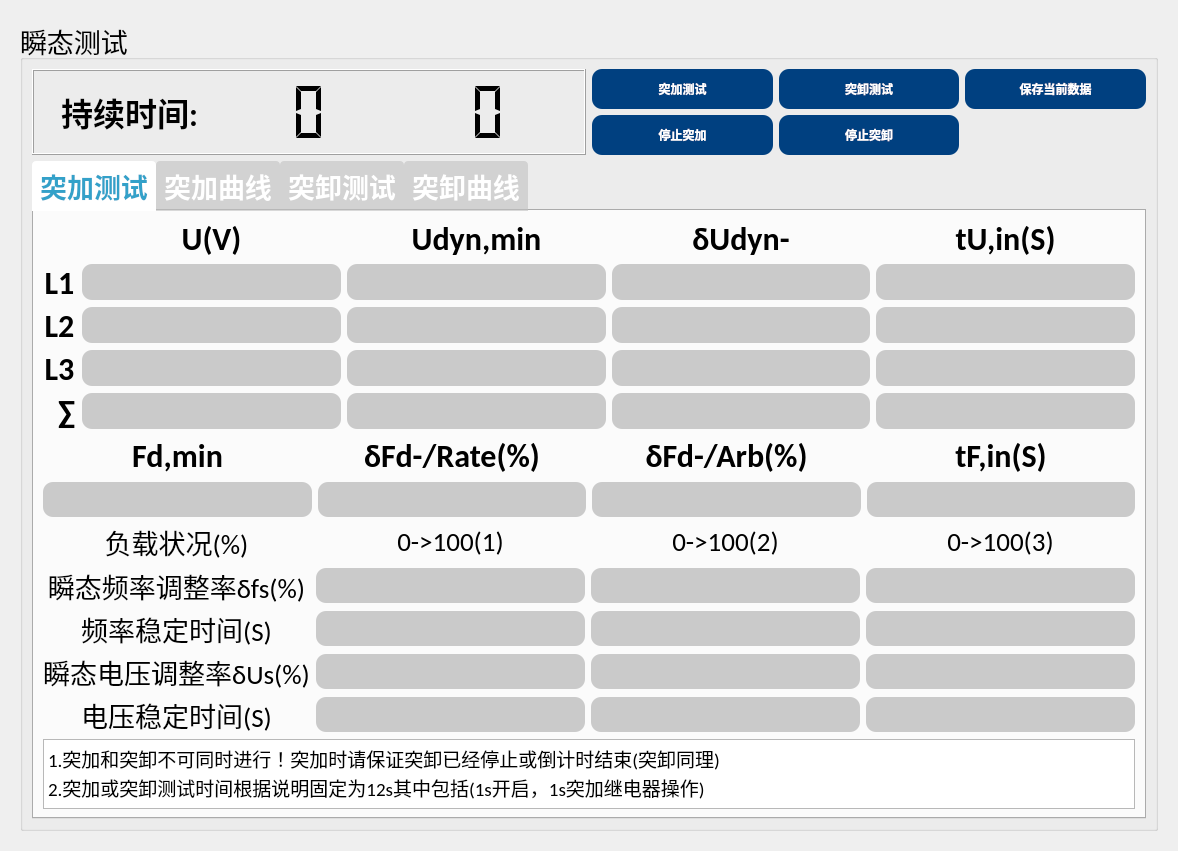
First picture: the form in App/Page/page4_stcs.ui, repository bjc123321/30KWZFDZZJCY, before the edit.
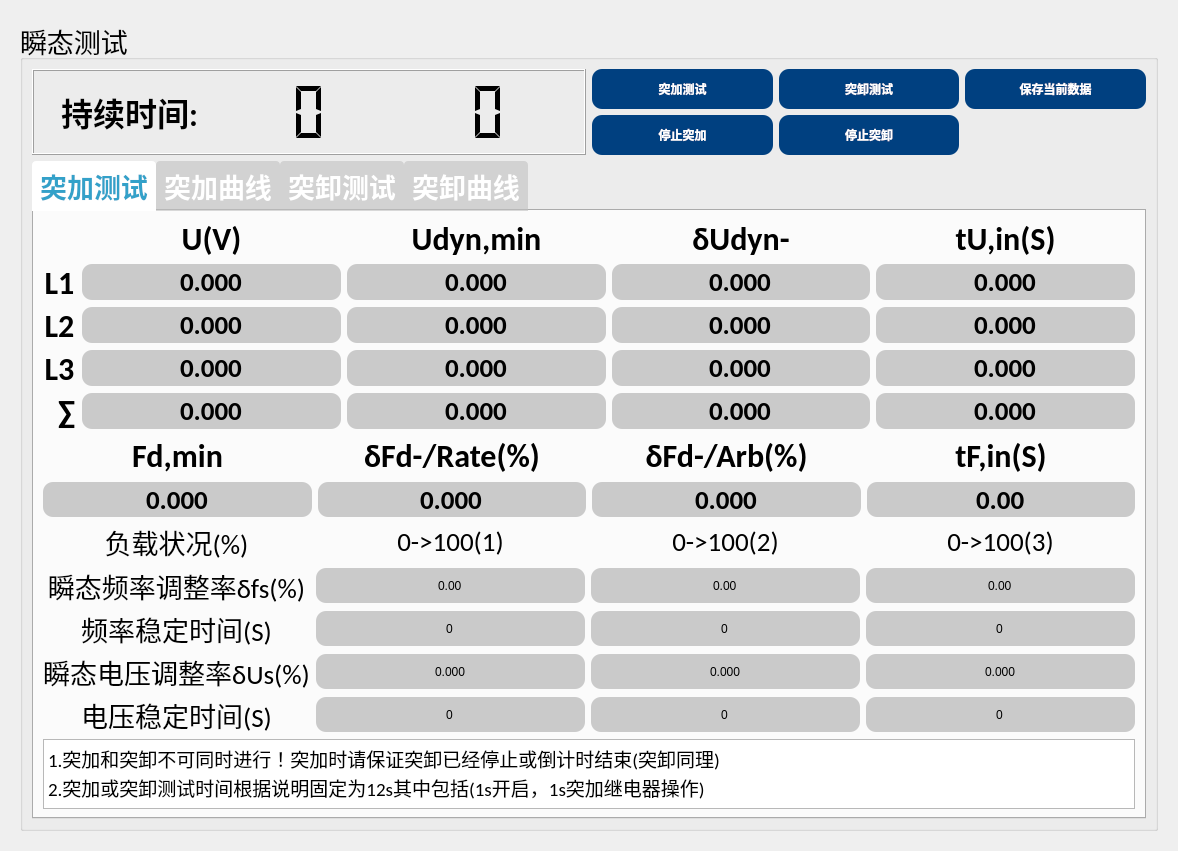
Second picture: the form after the edit. The open tabs and pages were chosen to show the change.

```diff
--- a/App/Page/page4_stcs.ui
+++ b/App/Page/page4_stcs.ui
@@ -356,6 +356,9 @@
                        <bold>true</bold>
                       </font>
                      </property>
+                     <property name="text">
+                      <string>0.000</string>
+                     </property>
                      <property name="alignment">
                       <set>Qt::AlignCenter</set>
                      </property>
@@ -377,6 +380,9 @@
                        <bold>true</bold>
                       </font>
                      </property>
+                     <property name="text">
+                      <string>0.000</string>
+                     </property>
                      <property name="alignment">
                       <set>Qt::AlignCenter</set>
                      </property>
@@ -398,6 +404,9 @@
                        <bold>true</bold>
                       </font>
                      </property>
+                     <property name="text">
+                      <string>0.000</string>
+                     </property>
                      <property name="alignment">
                       <set>Qt::AlignCenter</set>
                      </property>
@@ -419,6 +428,9 @@
                        <bold>true</bold>
                       </font>
                      </property>
+                     <property name="text">
+                      <string>0.000</string>
+                     </property>
                      <property name="alignment">
                       <set>Qt::AlignCenter</set>
                      </property>
@@ -440,6 +452,9 @@
                        <bold>true</bold>
                       </font>
                      </property>
+                     <property name="text">
+                      <string>0.000</string>
+                     </property>
                      <property name="alignment">
                       <set>Qt::AlignCenter</set>
                      </property>
@@ -461,6 +476,9 @@
                        <bold>true</bold>
                       </font>
                      </property>
+                     <property name="text">
+                      <string>0.000</string>
+                     </property>
                      <property name="alignment">
                       <set>Qt::AlignCenter</set>
                      </property>
@@ -482,6 +500,9 @@
                        <bold>true</bold>
                       </font>
                      </property>
+                     <property name="text">
+                      <string>0.000</string>
+                     </property>
                      <property name="alignment">
                       <set>Qt::AlignCenter</set>
                      </property>
@@ -521,6 +542,9 @@
                        <bold>true</bold>
                       </font>
                      </property>
+                     <property name="text">
+                      <string>0.000</string>
+                     </property>
                      <property name="alignment">
                       <set>Qt::AlignCenter</set>
                      </property>
@@ -542,6 +566,9 @@
                        <bold>true</bold>
                       </font>
                      </property>
+                     <property name="text">
+                      <string>0.000</string>
+                     </property>
                      <property name="alignment">
                       <set>Qt::AlignCenter</set>
                      </property>
@@ -563,6 +590,9 @@
                        <bold>true</bold>
                       </font>
                      </property>
+                     <property name="text">
+                      <string>0.000</string>
+                     </property>
                      <property name="alignment">
                       <set>Qt::AlignCenter</set>
                      </property>
@@ -638,6 +668,9 @@
                        <bold>true</bold>
                       </font>
                      </property>
+                     <property name="text">
+                      <string>0.000</string>
+                     </property>
                      <property name="alignment">
                       <set>Qt::AlignCenter</set>
                      </property>
@@ -659,6 +692,9 @@
                        <bold>true</bold>
                       </font>
                      </property>
+                     <property name="text">
+                      <string>0.000</string>
+                     </property>
                      <property name="alignment">
                       <set>Qt::AlignCenter</set>
                      </property>
@@ -680,6 +716,9 @@
                        <bold>true</bold>
                       </font>
                      </property>
+                     <property name="text">
+                      <string>0.000</string>
+                     </property>
                      <property name="alignment">
                       <set>Qt::AlignCenter</set>
                      </property>
@@ -737,6 +776,9 @@
                        <bold>true</bold>
                       </font>
                      </property>
+                     <property name="text">
+                      <string>0.000</string>
+                     </property>
                      <property name="alignment">
                       <set>Qt::AlignCenter</set>
                      </property>
@@ -776,6 +818,9 @@
                        <bold>true</bold>
                       </font>
                      </property>
+                     <property name="text">
+                      <string>0.000</string>
+                     </property>
                      <property name="alignment">
                       <set>Qt::AlignCenter</set>
                      </property>
@@ -800,6 +845,9 @@
                        <bold>true</bold>
                       </font>
                      </property>
+                     <property name="text">
+                      <string>0.000</string>
+                     </property>
                      <property name="alignment">
                       <set>Qt::AlignCenter</set>
                      </property>
@@ -897,6 +945,9 @@
                        <bold>true</bold>
                       </font>
                      </property>
+                     <property name="text">
+                      <string>0.000</string>
+                     </property>
                      <property name="alignment">
                       <set>Qt::AlignCenter</set>
                      </property>
@@ -918,6 +969,9 @@
                        <bold>true</bold>
                       </font>
                      </property>
+                     <property name="text">
+                      <string>0.000</string>
+                     </property>
                      <property name="alignment">
                       <set>Qt::AlignCenter</set>
                      </property>
@@ -939,6 +993,9 @@
                        <bold>true</bold>
                       </font>
                      </property>
+                     <property name="text">
+                      <string>0.000</string>
+                     </property>
                      <property name="alignment">
                       <set>Qt::AlignCenter</set>
                      </property>
@@ -960,6 +1017,9 @@
                        <bold>true</bold>
                       </font>
                      </property>
+                     <property name="text">
+                      <string>0.00</string>
+                     </property>
                      <property name="alignment">
                       <set>Qt::AlignCenter</set>
                      </property>
@@ -977,6 +1037,9 @@
                        <height>35</height>
                       </size>
                      </property>
+                     <property name="text">
+                      <string>0.00</string>
+                     </property>
                      <property name="alignment">
                       <set>Qt::AlignCenter</set>
                      </property>
@@ -993,6 +1056,9 @@
                        <height>35</height>
                       </size>
                      </property>
+                     <property name="text">
+                      <string>0</string>
+                     </property>
                      <property name="alignment">
                       <set>Qt::AlignCenter</set>
                      </property>
@@ -1025,6 +1091,9 @@
                        <height>35</height>
                       </size>
                      </property>
+                     <property name="text">
+                      <string>0</string>
+                     </property>
                      <property name="alignment">
                       <set>Qt::AlignCenter</set>
                      </property>
@@ -1057,6 +1126,9 @@
                        <height>35</height>
                       </size>
                      </property>
+                     <property name="text">
+                      <string>0.000</string>
+                     </property>
                      <property name="alignment">
                       <set>Qt::AlignCenter</set>
                      </property>
@@ -1089,6 +1161,9 @@
                        <height>35</height>
                       </size>
                      </property>
+                     <property name="text">
+                      <string>0</string>
+                     </property>
                      <property name="alignment">
                       <set>Qt::AlignCenter</set>
                      </property>
@@ -1105,6 +1180,9 @@
                        <height>35</height>
                       </size>
                      </property>
+                     <property name="text">
+                      <string>0</string>
+                     </property>
                      <property name="alignment">
                       <set>Qt::AlignCenter</set>
                      </property>
@@ -1137,6 +1215,9 @@
                        <height>35</height>
                       </size>
                      </property>
+                     <property name="text">
+                      <string>0.00</string>
+                     </property>
                      <property name="alignment">
                       <set>Qt::AlignCenter</set>
                      </property>
@@ -1185,6 +1266,9 @@
                        <height>35</height>
                       </size>
                      </property>
+                     <property name="text">
+                      <string>0.000</string>
+                     </property>
                      <property name="alignment">
                       <set>Qt::AlignCenter</set>
                      </property>
@@ -1233,6 +1317,9 @@
                        <height>35</height>
                       </size>
                      </property>
+                     <property name="text">
+                      <string>0.00</string>
+                     </property>
                      <property name="alignment">
                       <set>Qt::AlignCenter</set>
                      </property>
@@ -1249,6 +1336,9 @@
                        <height>35</height>
                       </size>
                      </property>
+                     <property name="text">
+                      <string>0</string>
+                     </property>
                      <property name="alignment">
                       <set>Qt::AlignCenter</set>
                      </property>
@@ -1265,6 +1355,9 @@
                        <height>35</height>
                       </size>
                      </property>
+                     <property name="text">
+                      <string>0.000</string>
+                     </property>
                      <property name="alignment">
                       <set>Qt::AlignCenter</set>
                      </property>
@@ -1281,6 +1374,9 @@
                        <height>35</height>
                       </size>
                      </property>
+                     <property name="text">
+                      <string>0</string>
+                     </property>
                      <property name="alignment">
                       <set>Qt::AlignCenter</set>
                      </property>
```
